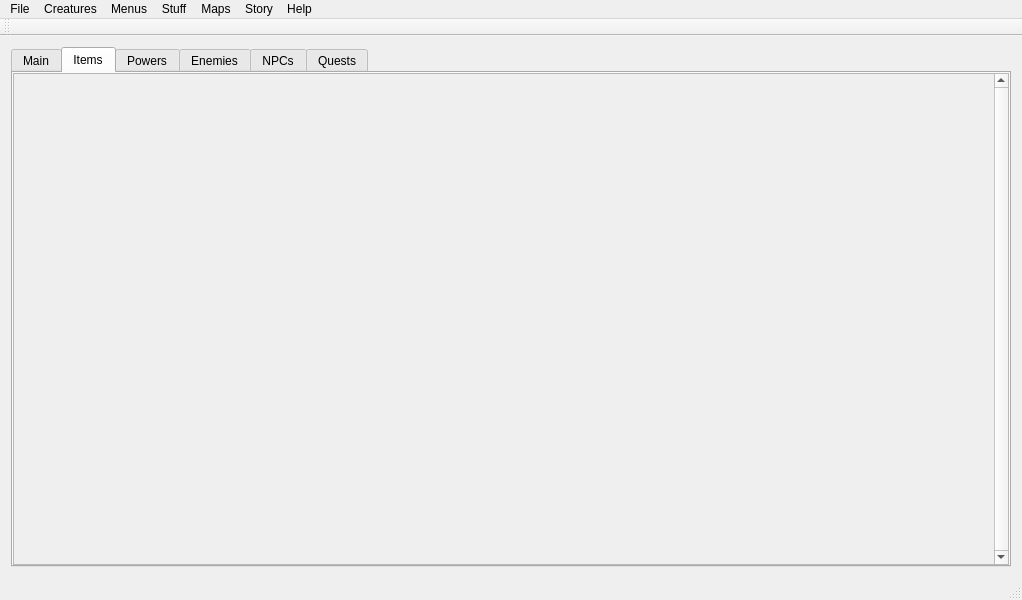
Above: mainwindow.ui from igorko/FlareFramework before the change. Below: the same form after it.
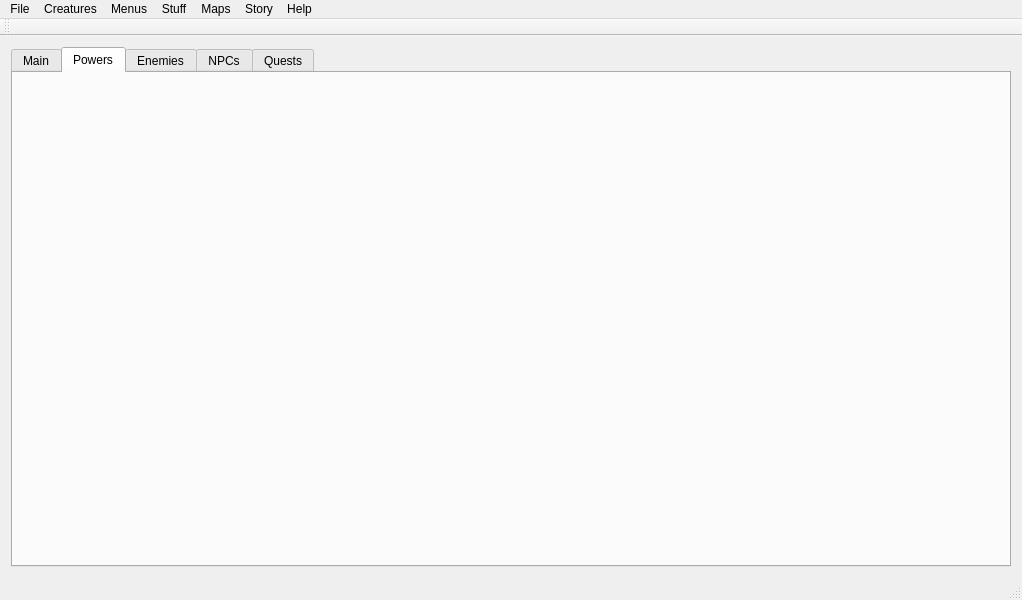
That is the form after the change. The open tabs and pages were chosen to show the change. Custom widgets are drawn as their Qt base class.

```diff
--- a/mainwindow.ui
+++ b/mainwindow.ui
@@ -37,20 +37,6 @@
         <string>Main</string>
        </attribute>
       </widget>
-      <widget class="ItemsWidget" name="Items">
-       <property name="sizePolicy">
-        <sizepolicy hsizetype="Preferred" vsizetype="Preferred">
-         <horstretch>0</horstretch>
-         <verstretch>0</verstretch>
-        </sizepolicy>
-       </property>
-       <property name="verticalScrollBarPolicy">
-        <enum>Qt::ScrollBarAlwaysOn</enum>
-       </property>
-       <attribute name="title">
-        <string>Items</string>
-       </attribute>
-      </widget>
       <widget class="QWidget" name="Powers">
        <attribute name="title">
         <string>Powers</string>
@@ -300,14 +286,6 @@
   </action>
  </widget>
  <layoutdefault spacing="6" margin="11"/>
- <customwidgets>
-  <customwidget>
-   <class>ItemsWidget</class>
-   <extends>QScrollArea</extends>
-   <header location="global">itemswidget.h</header>
-   <container>1</container>
-  </customwidget>
- </customwidgets>
  <resources/>
  <connections/>
 </ui>
```
Left out of the diff: 2 changed lines with no effect on the pictures.
